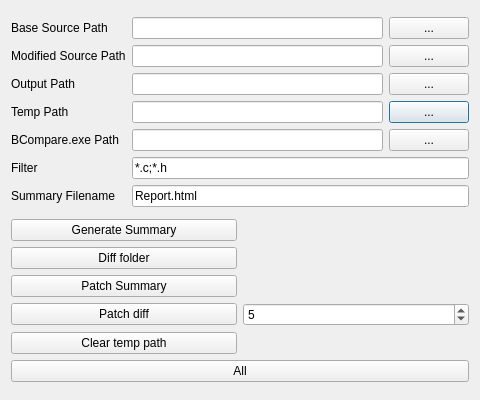
Above: py3scripts/Demo/BeyondCompare/fc.ui from thuleqaid/pytools before the change. Below: the same form after it.
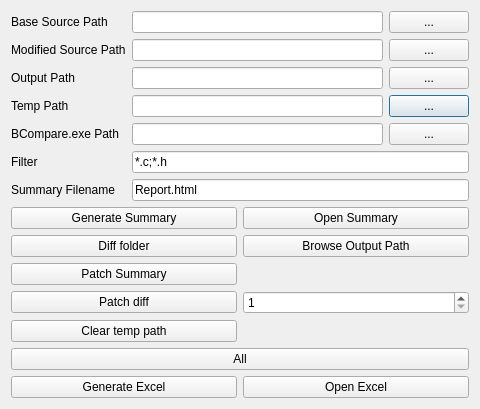
That is the form after the change. Custom widgets are drawn as their Qt base class.

Commit message: Add Excel FolderCompare's UI

Patch:
```diff
--- a/py3scripts/Demo/BeyondCompare/fc.ui
+++ b/py3scripts/Demo/BeyondCompare/fc.ui
@@ -154,6 +154,20 @@
    </item>
    <item>
     <layout class="QGridLayout" name="gridLayout_2">
+     <item row="0" column="1">
+      <widget class="QPushButton" name="btnOpenHtml">
+       <property name="text">
+        <string>Open Summary</string>
+       </property>
+      </widget>
+     </item>
+     <item row="1" column="1">
+      <widget class="QPushButton" name="btnOpenDir">
+       <property name="text">
+        <string>Browse Output Path</string>
+       </property>
+      </widget>
+     </item>
      <item row="4" column="0">
       <widget class="QPushButton" name="btnStep5">
        <property name="text">
@@ -167,7 +181,7 @@
         <number>1</number>
        </property>
        <property name="value">
-        <number>5</number>
+        <number>1</number>
        </property>
       </widget>
      </item>
@@ -206,6 +220,20 @@
        </property>
       </widget>
      </item>
+     <item row="6" column="0">
+      <widget class="QPushButton" name="btnExcel">
+       <property name="text">
+        <string>Generate Excel</string>
+       </property>
+      </widget>
+     </item>
+     <item row="6" column="1">
+      <widget class="QPushButton" name="btnOpenExcel">
+       <property name="text">
+        <string>Open Excel</string>
+       </property>
+      </widget>
+     </item>
     </layout>
    </item>
   </layout>
```
Left out of the diff: 84 changed lines with no effect on the pictures. The commit also changes 7 other files.
